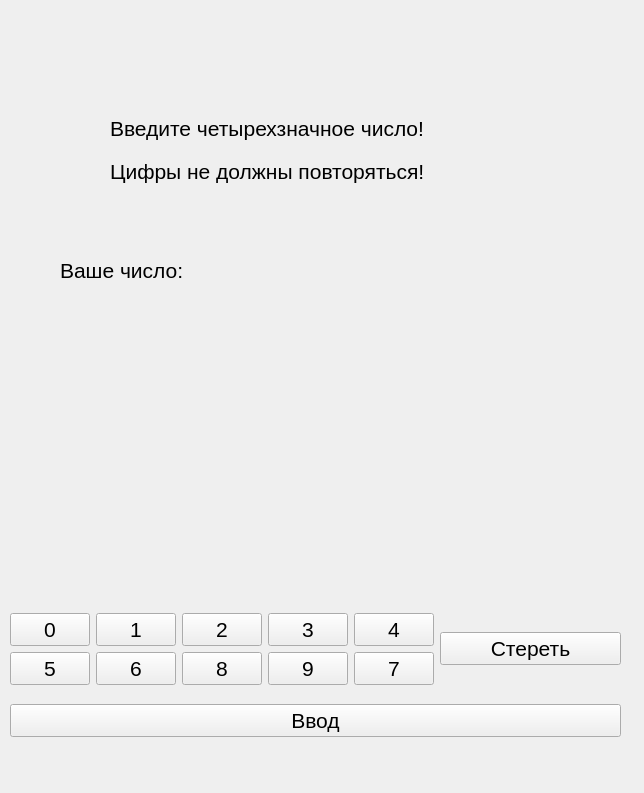
The window that project/enter_number_window.ui (ttalova/bulls_and_cows) describes before a commit, drawn with Qt 5.
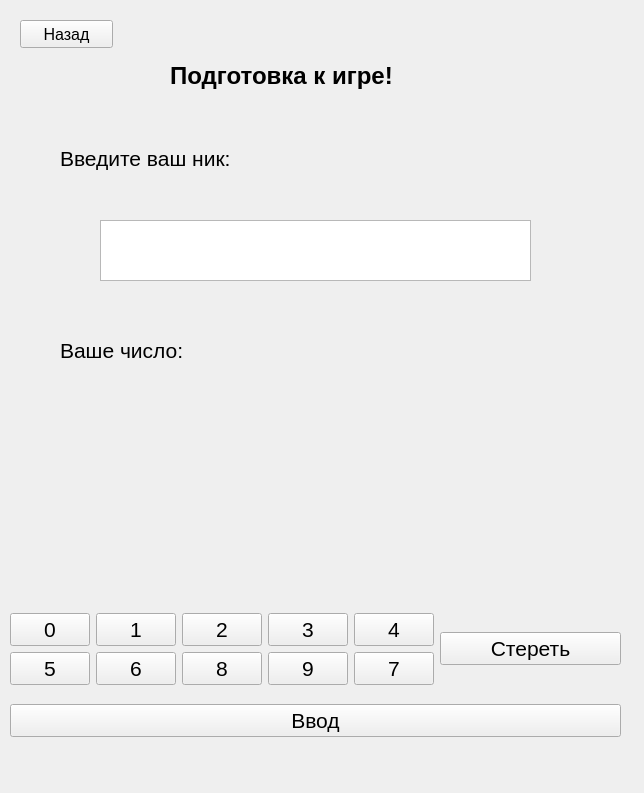
The same window after the commit.

What changed in the file:
```diff
--- a/project/enter_number_window.ui
+++ b/project/enter_number_window.ui
@@ -18,7 +18,7 @@
     <property name="geometry">
      <rect>
       <x>60</x>
-      <y>260</y>
+      <y>340</y>
       <width>181</width>
       <height>20</height>
      </rect>
@@ -36,8 +36,8 @@
     <property name="geometry">
      <rect>
       <x>230</x>
-      <y>320</y>
-      <width>201</width>
+      <y>380</y>
+      <width>161</width>
       <height>181</height>
      </rect>
     </property>
@@ -236,44 +236,101 @@
      </item>
     </layout>
    </widget>
-   <widget class="QWidget" name="verticalLayoutWidget_3">
-    <property name="geometry">
-     <rect>
-      <x>110</x>
-      <y>110</y>
-      <width>414</width>
-      <height>80</height>
-     </rect>
-    </property>
-    <layout class="QVBoxLayout" name="verticalLayout_4">
-     <item>
       <widget class="QLabel" name="label">
+    <property name="geometry">
+     <rect>
+      <x>60</x>
+      <y>140</y>
+      <width>412</width>
+      <height>36</height>
+     </rect>
+    </property>
        <property name="font">
         <font>
          <pointsize>16</pointsize>
         </font>
        </property>
        <property name="text">
-        <string>Введите четырехзначное число!</string>
+     <string>Введите ваш ник:</string>
        </property>
        <property name="textFormat">
         <enum>Qt::AutoText</enum>
        </property>
       </widget>
-     </item>
-     <item>
+   <widget class="QTextEdit" name="nick_of_player">
+    <property name="geometry">
+     <rect>
+      <x>100</x>
+      <y>220</y>
+      <width>431</width>
+      <height>61</height>
+     </rect>
+    </property>
+    <property name="font">
+     <font>
+      <pointsize>18</pointsize>
+     </font>
+    </property>
+    <property name="html">
+     <string>&lt;!DOCTYPE HTML PUBLIC &quot;-//W3C//DTD HTML 4.0//EN&quot; &quot;http://www.w3.org/TR/REC-html40/strict.dtd&quot;&gt;
+&lt;html&gt;&lt;head&gt;&lt;meta name=&quot;qrichtext&quot; content=&quot;1&quot; /&gt;&lt;style type=&quot;text/css&quot;&gt;
+p, li { white-space: pre-wrap; }
+&lt;/style&gt;&lt;/head&gt;&lt;body style=&quot; font-family:'MS Shell Dlg 2'; font-size:18pt; font-weight:400; font-style:normal;&quot;&gt;
+&lt;p style=&quot;-qt-paragraph-type:empty; margin-top:0px; margin-bottom:0px; margin-left:0px; margin-right:0px; -qt-block-indent:0; text-indent:0px;&quot;&gt;&lt;br /&gt;&lt;/p&gt;&lt;/body&gt;&lt;/html&gt;</string>
+    </property>
+   </widget>
       <widget class="QLabel" name="label_2">
+    <property name="geometry">
+     <rect>
+      <x>170</x>
+      <y>50</y>
+      <width>301</width>
+      <height>51</height>
+     </rect>
+    </property>
        <property name="font">
         <font>
-         <pointsize>16</pointsize>
+      <pointsize>18</pointsize>
+      <weight>75</weight>
+      <bold>true</bold>
         </font>
        </property>
        <property name="text">
-        <string>Цифры не должны повторяться!</string>
-       </property>
-      </widget>
-     </item>
-    </layout>
+     <string>Подготовка к игре!</string>
+    </property>
+   </widget>
+   <widget class="QLabel" name="label_warning">
+    <property name="geometry">
+     <rect>
+      <x>104</x>
+      <y>290</y>
+      <width>421</width>
+      <height>20</height>
+     </rect>
+    </property>
+    <property name="text">
+     <string/>
+    </property>
+   </widget>
+   <widget class="QPushButton" name="pushButton_back">
+    <property name="geometry">
+     <rect>
+      <x>20</x>
+      <y>20</y>
+      <width>93</width>
+      <height>28</height>
+     </rect>
+    </property>
+    <property name="font">
+     <font>
+      <pointsize>12</pointsize>
+      <weight>50</weight>
+      <bold>false</bold>
+     </font>
+    </property>
+    <property name="text">
+     <string>Назад</string>
+    </property>
    </widget>
   </widget>
  </widget>
```
Lines whose indentation alone changed are shown as unchanged.
